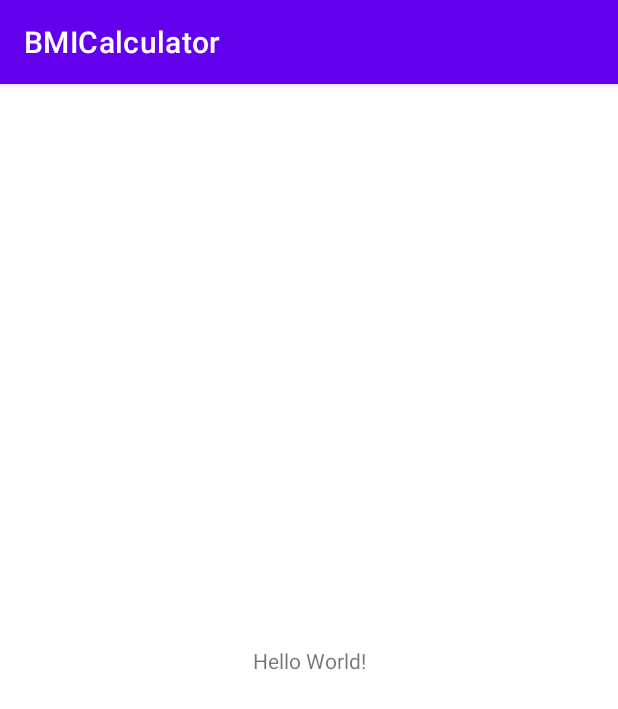
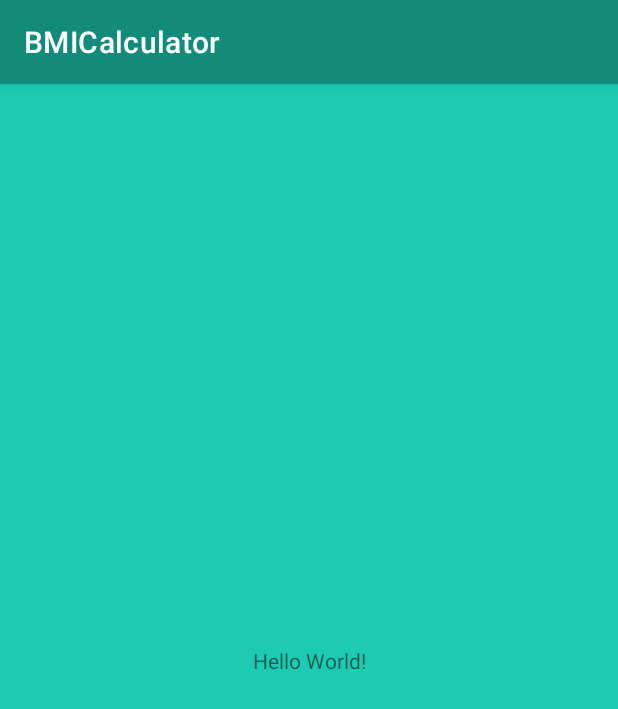
Before and after one commit to alxmart/BMICalculator, an Android app: the screen it shows after launch (MainActivity), on a phone screen of 412 x 824 dp. Shown: the top 709 px of the screen. Run offline under Robolectric (Android 15) with nearby library versions, the phone set to English and light mode, and no system bars.

Commit message:
Added windowBackground customization to themes.

```diff
--- a/app/src/main/res/values/themes.xml
+++ b/app/src/main/res/values/themes.xml
@@ -2,8 +2,8 @@
     <!-- Base application theme. -->
     <style name="Theme.BMICalculator" parent="Theme.MaterialComponents.DayNight.DarkActionBar">
         <!-- Primary brand color. -->
-        <item name="colorPrimary">@color/purple_500</item>
-        <item name="colorPrimaryVariant">@color/purple_700</item>
+        <item name="colorPrimary">@color/primaria</item>
+        <item name="colorPrimaryVariant">@color/primaria_variacao</item>
         <item name="colorOnPrimary">@color/white</item>
         <!-- Secondary brand color. -->
         <item name="colorSecondary">@color/teal_200</item>
@@ -12,5 +12,6 @@
         <!-- Status bar color. -->
         <item name="android:statusBarColor">?attr/colorPrimaryVariant</item>
         <!-- Customize your theme here. -->
+        <item name="android:windowBackground">@color/fundo</item>
     </style>
 </resources>
```
